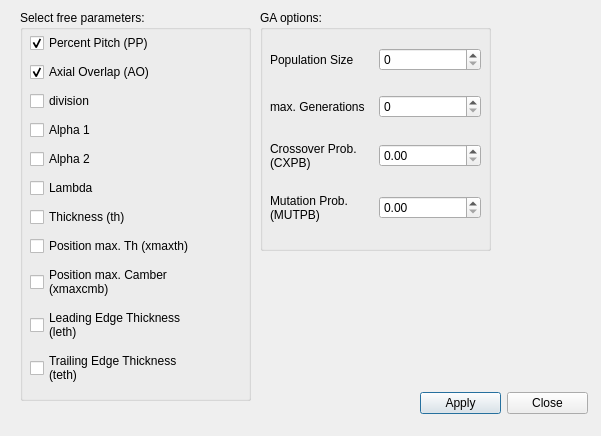
Old version of the form module/UI/qtdesigner/deapwindow.ui in the repository badabush/Blade-Optimization-Tool.
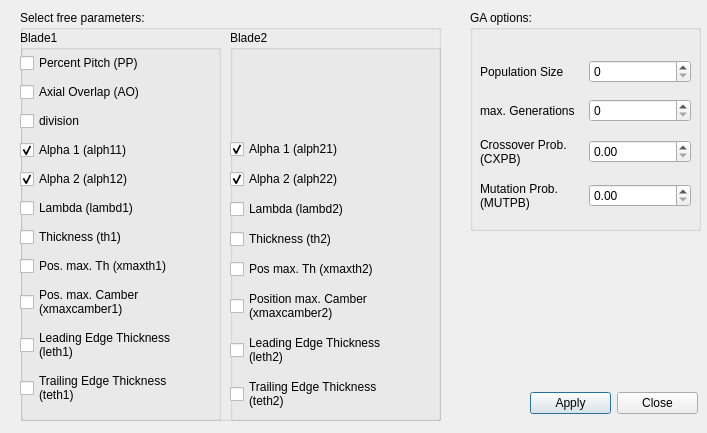
New version of the form.

What changed in the file:
```diff
--- a/module/UI/qtdesigner/deapwindow.ui
+++ b/module/UI/qtdesigner/deapwindow.ui
@@ -6,8 +6,8 @@
    <rect>
     <x>0</x>
     <y>0</y>
-    <width>601</width>
-    <height>436</height>
+    <width>707</width>
+    <height>433</height>
    </rect>
   </property>
   <property name="windowTitle">
@@ -16,7 +16,7 @@
   <widget class="QWidget" name="layoutWidget">
    <property name="geometry">
     <rect>
-     <x>420</x>
+     <x>530</x>
      <y>390</y>
      <width>168</width>
      <height>27</height>
@@ -50,19 +50,32 @@
     <rect>
      <x>20</x>
      <y>10</y>
-     <width>231</width>
-     <height>391</height>
+     <width>421</width>
+     <height>411</height>
     </rect>
    </property>
    <property name="title">
     <string>Select free parameters:</string>
    </property>
+   <widget class="QGroupBox" name="groupBox_3">
+    <property name="geometry">
+     <rect>
+      <x>0</x>
+      <y>20</y>
+      <width>201</width>
+      <height>391</height>
+     </rect>
+    </property>
+    <property name="title">
+     <string>Blade1</string>
+    </property>
+   </widget>
    <widget class="QWidget" name="gridLayoutWidget">
     <property name="geometry">
      <rect>
-      <x>10</x>
-      <y>20</y>
-      <width>202</width>
+      <x>0</x>
+      <y>40</y>
+      <width>201</width>
       <height>366</height>
      </rect>
     </property>
@@ -73,21 +86,21 @@
         <string>Percent Pitch (PP)</string>
        </property>
        <property name="checked">
-        <bool>true</bool>
+        <bool>false</bool>
        </property>
       </widget>
      </item>
      <item row="5" column="0">
       <widget class="QCheckBox" name="cb_lambda">
        <property name="text">
-        <string>Lambda</string>
+        <string>Lambda (lambd1)</string>
        </property>
       </widget>
      </item>
      <item row="7" column="0">
       <widget class="QCheckBox" name="cb_xmaxth">
        <property name="text">
-        <string>Position max. Th (xmaxth)</string>
+        <string>Pos. max. Th (xmaxth1)</string>
        </property>
       </widget>
      </item>
@@ -97,7 +110,7 @@
         <string>Axial Overlap (AO)</string>
        </property>
        <property name="checked">
-        <bool>true</bool>
+        <bool>false</bool>
        </property>
       </widget>
      </item>
@@ -111,21 +124,27 @@
      <item row="6" column="0">
       <widget class="QCheckBox" name="cb_th">
        <property name="text">
-        <string>Thickness (th)</string>
+        <string>Thickness (th1)</string>
        </property>
       </widget>
      </item>
      <item row="3" column="0">
       <widget class="QCheckBox" name="cb_alpha1">
        <property name="text">
-        <string>Alpha 1</string>
+        <string>Alpha 1 (alph11)</string>
+       </property>
+       <property name="checked">
+        <bool>true</bool>
        </property>
       </widget>
      </item>
      <item row="4" column="0">
       <widget class="QCheckBox" name="cb_alpha2">
        <property name="text">
-        <string>Alpha 2</string>
+        <string>Alpha 2 (alph12)</string>
+       </property>
+       <property name="checked">
+        <bool>true</bool>
        </property>
       </widget>
      </item>
@@ -133,15 +152,18 @@
       <widget class="QCheckBox" name="cb_leth">
        <property name="text">
         <string>Leading Edge Thickness
-(leth)</string>
+(leth1)</string>
+       </property>
+       <property name="checkable">
+        <bool>false</bool>
        </property>
       </widget>
      </item>
      <item row="8" column="0">
       <widget class="QCheckBox" name="cb_xmaxcmb">
        <property name="text">
-        <string>Position max. Camber
-(xmaxcmb)</string>
+        <string>Pos. max. Camber
+(xmaxcamber1)</string>
        </property>
       </widget>
      </item>
@@ -149,20 +171,119 @@
       <widget class="QCheckBox" name="cb_teth">
        <property name="text">
         <string>Trailing Edge Thickness
-(teth)</string>
+(teth1)</string>
+       </property>
+       <property name="checkable">
+        <bool>false</bool>
        </property>
       </widget>
      </item>
     </layout>
    </widget>
+   <widget class="QGroupBox" name="groupBox_4">
+    <property name="geometry">
+     <rect>
+      <x>210</x>
+      <y>20</y>
+      <width>211</width>
+      <height>391</height>
+     </rect>
+    </property>
+    <property name="title">
+     <string>Blade2</string>
+    </property>
+    <widget class="QWidget" name="gridLayoutWidget_3">
+     <property name="geometry">
+      <rect>
+       <x>0</x>
+       <y>105</y>
+       <width>202</width>
+       <height>281</height>
+      </rect>
+     </property>
+     <layout class="QGridLayout" name="gridLayout_3">
+      <item row="2" column="0">
+       <widget class="QCheckBox" name="cb_lambd2">
+        <property name="text">
+         <string>Lambda (lambd2)</string>
+        </property>
+       </widget>
+      </item>
+      <item row="4" column="0">
+       <widget class="QCheckBox" name="cb_xmaxth2">
+        <property name="text">
+         <string>Pos max. Th (xmaxth2)</string>
+        </property>
+       </widget>
+      </item>
+      <item row="0" column="0">
+       <widget class="QCheckBox" name="cb_alpha21">
+        <property name="text">
+         <string>Alpha 1 (alph21)</string>
+        </property>
+        <property name="checked">
+         <bool>true</bool>
+        </property>
+       </widget>
+      </item>
+      <item row="7" column="0">
+       <widget class="QCheckBox" name="cb_teth2">
+        <property name="text">
+         <string>Trailing Edge Thickness
+(teth2)</string>
+        </property>
+        <property name="checkable">
+         <bool>false</bool>
+        </property>
+       </widget>
+      </item>
+      <item row="3" column="0">
+       <widget class="QCheckBox" name="cb_th2">
+        <property name="text">
+         <string>Thickness (th2)</string>
+        </property>
+       </widget>
+      </item>
+      <item row="6" column="0">
+       <widget class="QCheckBox" name="cb_leth2">
+        <property name="text">
+         <string>Leading Edge Thickness
+(leth2)</string>
+        </property>
+        <property name="checkable">
+         <bool>false</bool>
+        </property>
+       </widget>
+      </item>
+      <item row="5" column="0">
+       <widget class="QCheckBox" name="cb_xmaxcamber2">
+        <property name="text">
+         <string>Position max. Camber
+(xmaxcamber2)</string>
+        </property>
+       </widget>
+      </item>
+      <item row="1" column="0">
+       <widget class="QCheckBox" name="cb_alpha22">
+        <property name="text">
+         <string>Alpha 2 (alph22)</string>
+        </property>
+        <property name="checked">
+         <bool>true</bool>
+        </property>
+       </widget>
+      </item>
+     </layout>
+    </widget>
+   </widget>
   </widget>
   <widget class="QGroupBox" name="groupBox_2">
    <property name="geometry">
     <rect>
-     <x>260</x>
+     <x>470</x>
      <y>10</y>
      <width>231</width>
-     <height>241</height>
+     <height>221</height>
     </rect>
    </property>
    <property name="title">
@@ -172,9 +293,9 @@
     <property name="geometry">
      <rect>
       <x>10</x>
-      <y>20</y>
+      <y>40</y>
       <width>211</width>
-      <height>211</height>
+      <height>171</height>
      </rect>
     </property>
     <layout class="QGridLayout" name="gridLayout_2">
@@ -192,36 +313,6 @@
        </property>
       </widget>
      </item>
-     <item row="6" column="1">
-      <widget class="QDoubleSpinBox" name="input_mutpb">
-       <property name="singleStep">
-        <double>0.100000000000000</double>
-       </property>
-      </widget>
-     </item>
-     <item row="6" column="0">
-      <widget class="QLabel" name="label_2">
-       <property name="text">
-        <string>Mutation Prob.
-(MUTPB)</string>
-       </property>
-      </widget>
-     </item>
-     <item row="4" column="0">
-      <widget class="QLabel" name="label">
-       <property name="text">
-        <string>Crossover Prob.
-(CXPB)</string>
-       </property>
-      </widget>
-     </item>
-     <item row="4" column="1">
-      <widget class="QDoubleSpinBox" name="input_cxpb">
-       <property name="singleStep">
-        <double>0.100000000000000</double>
-       </property>
-      </widget>
-     </item>
      <item row="1" column="1">
       <widget class="QSpinBox" name="input_gen">
        <property name="maximum">
@@ -236,6 +327,36 @@
        </property>
       </widget>
      </item>
+     <item row="2" column="1">
+      <widget class="QDoubleSpinBox" name="input_cxpb">
+       <property name="singleStep">
+        <double>0.100000000000000</double>
+       </property>
+      </widget>
+     </item>
+     <item row="2" column="0">
+      <widget class="QLabel" name="label">
+       <property name="text">
+        <string>Crossover Prob.
+(CXPB)</string>
+       </property>
+      </widget>
+     </item>
+     <item row="3" column="1">
+      <widget class="QDoubleSpinBox" name="input_mutpb">
+       <property name="singleStep">
+        <double>0.100000000000000</double>
+       </property>
+      </widget>
+     </item>
+     <item row="3" column="0">
+      <widget class="QLabel" name="label_2">
+       <property name="text">
+        <string>Mutation Prob.
+(MUTPB)</string>
+       </property>
+      </widget>
+     </item>
     </layout>
    </widget>
   </widget>
```
Left out of the diff: 16 changed lines with no effect on the pictures.
